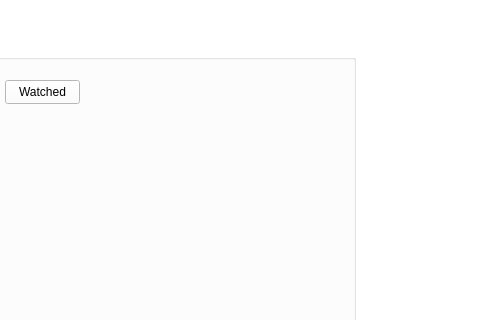
Old version of the form QTInterface/QTInterface/QTInterface.ui in the repository AlexN287/MovieRecommendationPlatform; both pictures show x 255 to 735 and y 0 to 320 of the 735 by 442 pixel window.
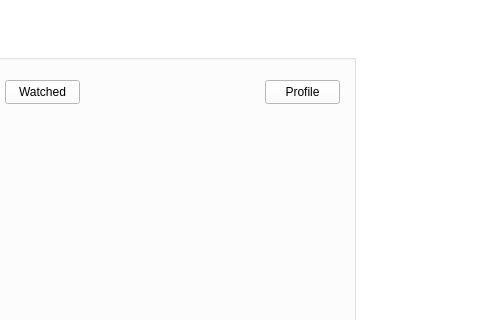
New version of the form.

Commit message: Added a profile button in the main page.

The edit to the form file:
```diff
--- a/QTInterface/QTInterface/QTInterface.ui
+++ b/QTInterface/QTInterface/QTInterface.ui
@@ -777,6 +777,19 @@
         <string>Watched</string>
        </property>
       </widget>
+      <widget class="QPushButton" name="pushButton_profile">
+       <property name="geometry">
+        <rect>
+         <x>460</x>
+         <y>40</y>
+         <width>75</width>
+         <height>24</height>
+        </rect>
+       </property>
+       <property name="text">
+        <string>Profile</string>
+       </property>
+      </widget>
      </widget>
     </widget>
    </widget>
```
